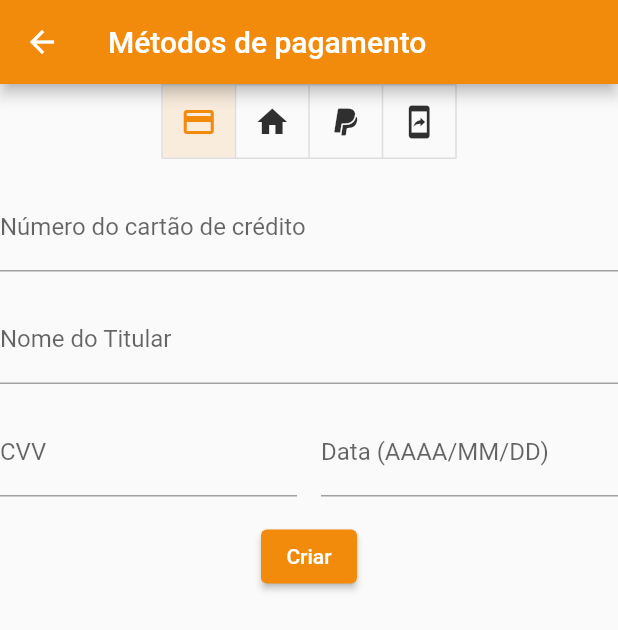
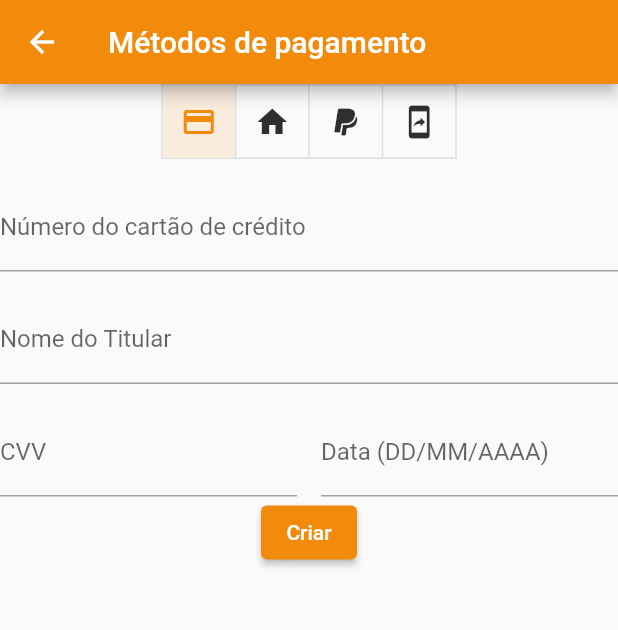
Before and after one commit to JoaoCupido/projeto_sti, a Flutter app: the PaymentMethodsPage2 screen opened by its route, on a phone screen of 412 x 824 dp. Shown: the top 630 px of the screen. Run offline on Flutter 3.47's test engine with Material 2 defaults, Android fonts, the phone set to English and light mode, and no system bars; our stand-ins replace carousel_slider, easy_search_bar, flutter_svg; project files that could hold a hidden picture were left out.

Commit message:
layout done "metodos de pagamento"

```diff
--- a/lib/metodos_pagamento2.dart
+++ b/lib/metodos_pagamento2.dart
@@ -9,6 +9,10 @@ class PaymentMethodsPage2 extends StatefulWidget {
 class _PaymentMethodsPage2State extends State<PaymentMethodsPage2> {
   String selectedMethod = 'credit_card';
   TextEditingController dateController = TextEditingController();
+  TextEditingController multibancoController = TextEditingController();
+  TextEditingController paypalLoginController = TextEditingController();
+  TextEditingController paypalPasswordController = TextEditingController();
+  TextEditingController mbwPhoneNumberController = TextEditingController();
 
   void selectMethod(int index) {
     String method = '';
@@ -34,6 +38,10 @@ class _PaymentMethodsPage2State extends State<PaymentMethodsPage2> {
   @override
   void dispose() {
     dateController.dispose();
+    multibancoController.dispose();
+    paypalLoginController.dispose();
+    paypalPasswordController.dispose();
+    mbwPhoneNumberController.dispose();
     super.dispose();
   }
 
@@ -101,18 +109,71 @@ class _PaymentMethodsPage2State extends State<PaymentMethodsPage2> {
                 Expanded(
                   child: TextField(
                     controller: dateController,
+                    inputFormatters: [_DateInputFormatter()], // Add this line
                     decoration: InputDecoration(
-                      labelText: 'Data (AAAA/MM/DD)',
+                      labelText: 'Data (DD/MM/AAAA)',
                       hintText: 'Digite a data',
                     ),
-                    inputFormatters: [
-                      FilteringTextInputFormatter.digitsOnly,
-                      LengthLimitingTextInputFormatter(8),
-                      _DateInputFormatter(),
-                    ],
                   ),
                 ),
               ],
+            ),
+            Center(
+              child: ElevatedButton(
+                onPressed: () {
+                  // TODO: Handle create button press
+                },
+                child: Text('Criar'),
+              ),
+            ),
+          ],
+          if (selectedMethod == 'house') ...[
+            TextField(
+              controller: multibancoController,
+              decoration: InputDecoration(
+                labelText: 'Referência Multibanco',
+              ),
+            ),
+            SizedBox(height: 16),
+            Center(
+              child: ElevatedButton(
+                onPressed: () {
+                  // TODO: Handle create button press
+                },
+                child: Text('Criar'),
+              ),
+            ),
+          ],
+          if (selectedMethod == 'paypal') ...[
+            TextField(
+              controller: paypalLoginController,
+              decoration: InputDecoration(
+                labelText: 'Login',
+              ),
+            ),
+            SizedBox(height: 16),
+            TextField(
+              controller: paypalPasswordController,
+              decoration: InputDecoration(
+                labelText: 'Password',
+              ),
+            ),
+            SizedBox(height: 16),
+            Center(
+              child: ElevatedButton(
+                onPressed: () {
+                  // TODO: Handle create button press
+                },
+                child: Text('Criar'),
+              ),
+            ),
+          ],
+          if (selectedMethod == 'mbw') ...[
+            TextField(
+              controller: mbwPhoneNumberController,
+              decoration: InputDecoration(
+                labelText: 'Phone Number',
+              ),
             ),
             SizedBox(height: 16),
             Center(
@@ -150,12 +211,14 @@ class _DateInputFormatter extends TextInputFormatter {
   String _formatDate(String value) {
     value = value.replaceAll(RegExp(r'\D'), '');
 
-    if (value.length < 5) {
+    if (value.length < 3) {
       return value;
-    } else if (value.length < 7) {
-      return '${value.substring(0, 4)}/${value.substring(4)}';
+    } else if (value.length < 5) {
+      return '${value.substring(0, 2)}/${value.substring(2)}';
+    } else if (value.length < 9) {
+      return '${value.substring(0, 2)}/${value.substring(2, 4)}/${value.substring(4)}';
     } else {
-      return '${value.substring(0, 4)}/${value.substring(4, 6)}/${value.substring(6)}';
+      return '${value.substring(0, 2)}/${value.substring(2, 4)}/${value.substring(4, 8)}';
     }
   }
 }
```
